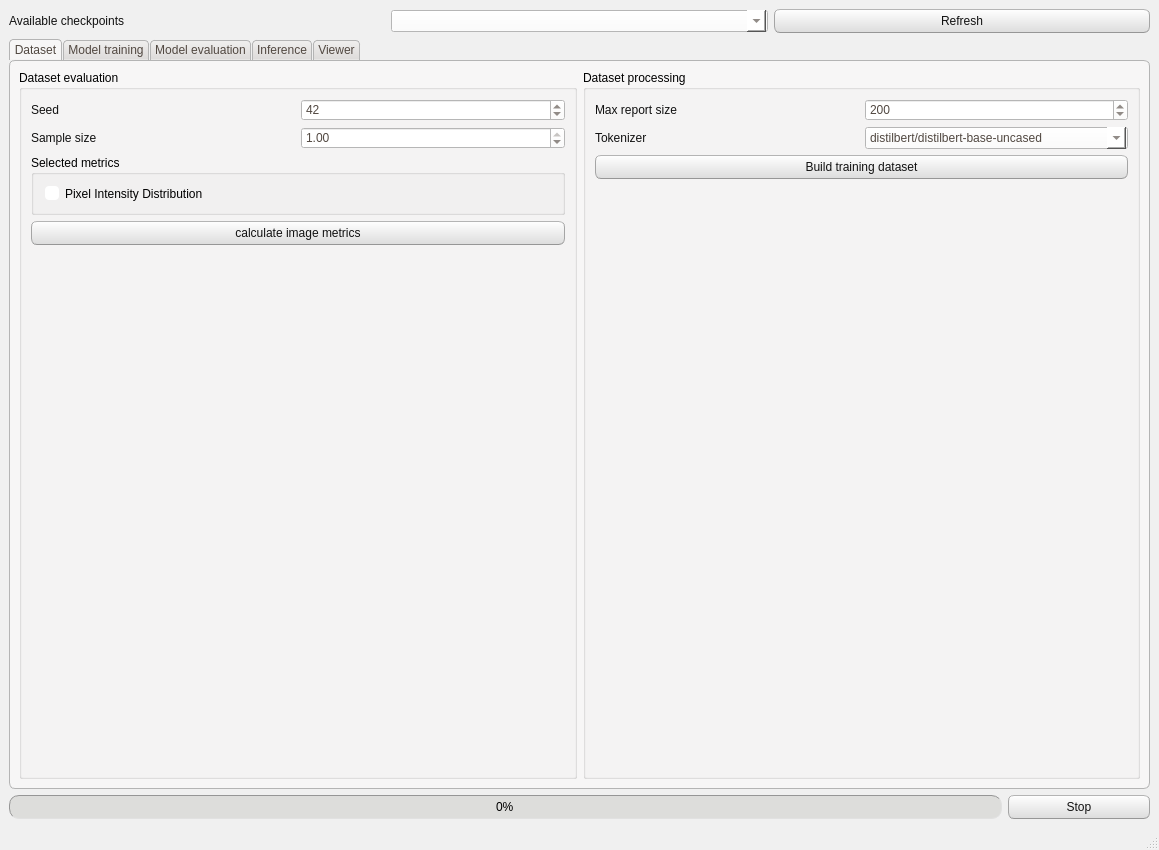
This is XREPORT/commons/interface/layout/window_layout.ui in CTCycle/XREPORT-radiological-reports-generator as Qt 5 draws it before an edit. The edited form follows.
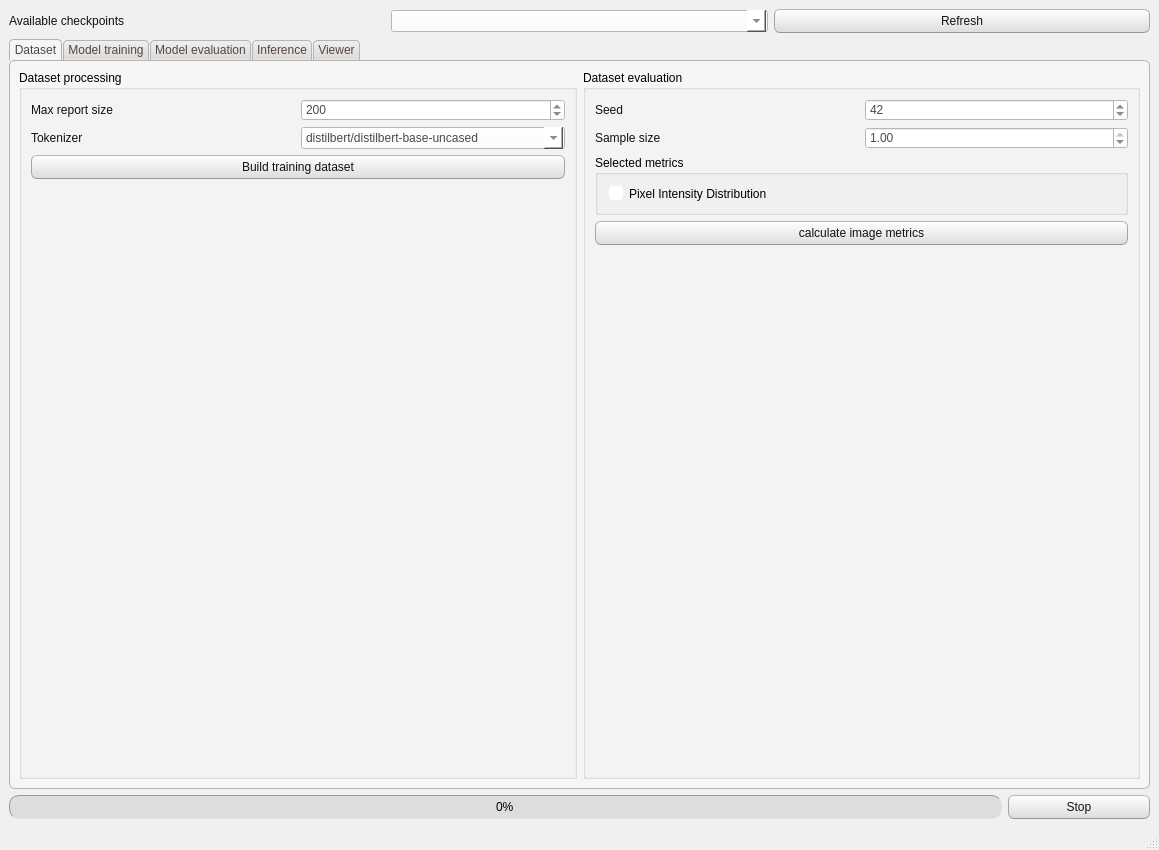
This is the edited form.

```diff
--- a/XREPORT/commons/interface/layout/window_layout.ui
+++ b/XREPORT/commons/interface/layout/window_layout.ui
@@ -568,7 +568,7 @@
         <string>Dataset</string>
        </attribute>
        <layout class="QGridLayout" name="gridLayout_4">
-        <item row="0" column="0">
+        <item row="0" column="1">
          <widget class="QGroupBox" name="datasetEvalGroup">
           <property name="title">
            <string>Dataset evaluation</string>
@@ -664,7 +664,7 @@
           </layout>
          </widget>
         </item>
-        <item row="0" column="1">
+        <item row="0" column="0">
          <widget class="QGroupBox" name="datasetProcessGroup">
           <property name="title">
            <string>Dataset processing</string>
```
